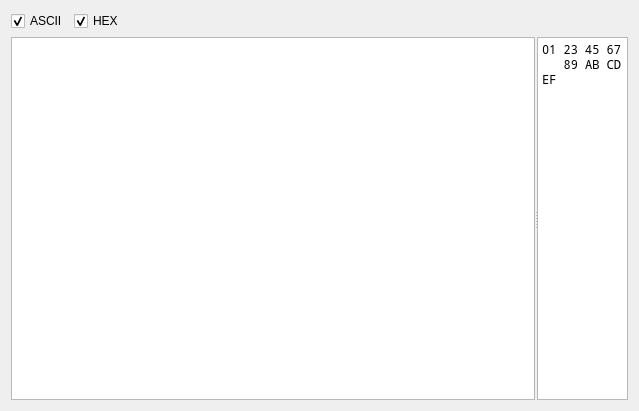
First picture: the form in ComDataForm.ui, repository Gikon3/ComTerm, before the edit.
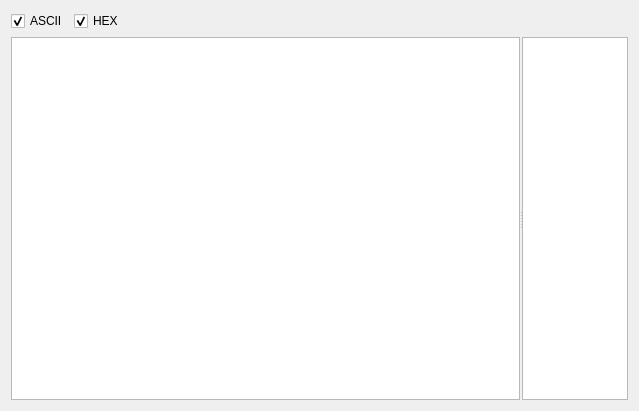
Second picture: the form after the edit.

Commit message: remove test text

What changed in the file:
```diff
--- a/ComDataForm.ui
+++ b/ComDataForm.ui
@@ -90,13 +90,13 @@
       </property>
       <property name="minimumSize">
        <size>
-        <width>91</width>
+        <width>106</width>
         <height>0</height>
        </size>
       </property>
       <property name="maximumSize">
        <size>
-        <width>91</width>
+        <width>106</width>
         <height>16777215</height>
        </size>
       </property>
@@ -114,9 +114,7 @@
        <bool>true</bool>
       </property>
       <property name="plainText">
-       <string>01 23 45 67
-   89 AB CD
-EF</string>
+       <string/>
       </property>
      </widget>
     </widget>
```
Left out of the diff: 3 changed lines with no effect on the pictures.
